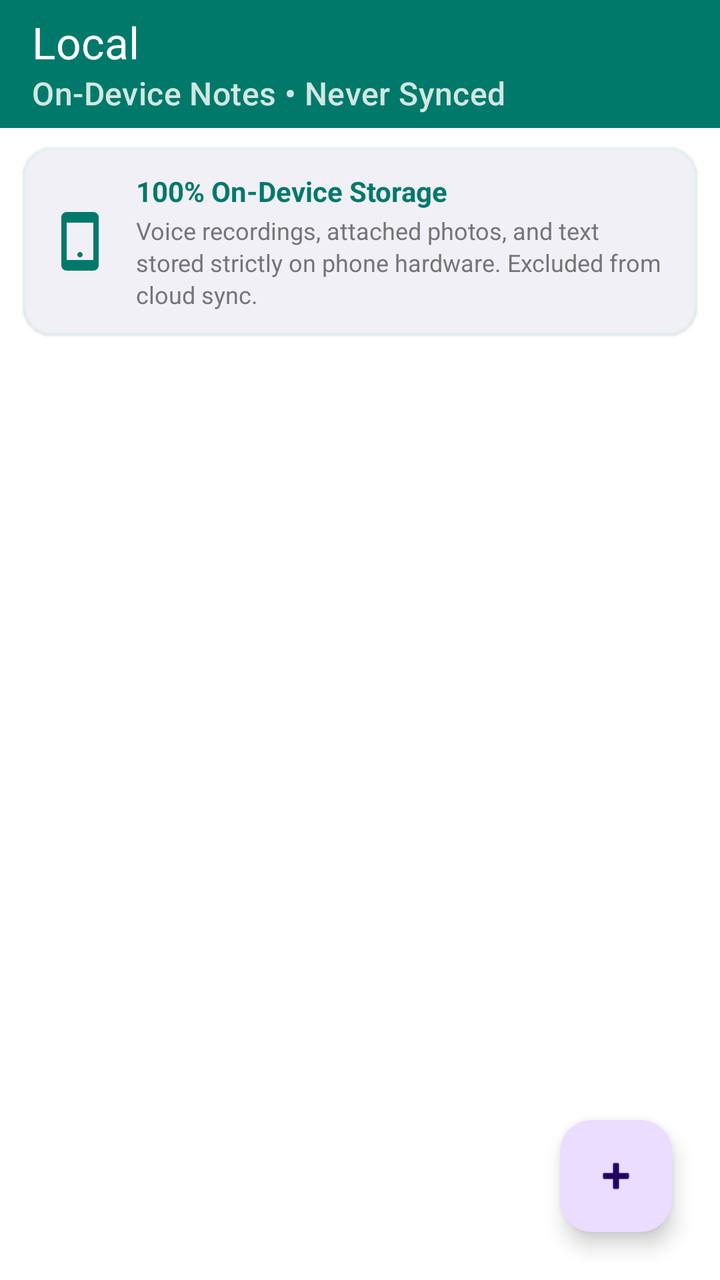
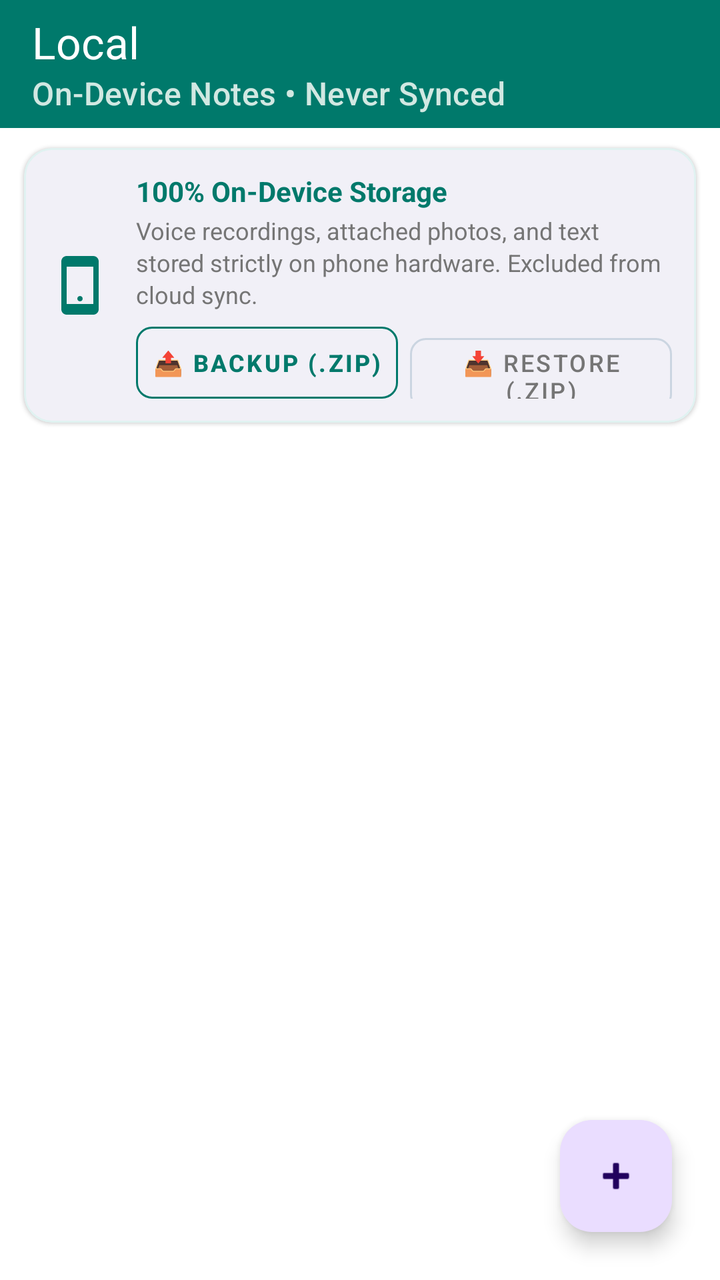

Compare the two renders of this Android layout. The source of the first and the diff that turns it into the second are given below.
<!-- AndroidManifest.xml: application theme Theme.AANO -->
<!-- res/layout/fragment_local.xml -->
<?xml version="1.0" encoding="utf-8"?>
<LinearLayout xmlns:android="http://schemas.android.com/apk/res/android"
    xmlns:app="http://schemas.android.com/apk/res-auto"
    xmlns:tools="http://schemas.android.com/tools"
    android:layout_width="match_parent"
    android:layout_height="match_parent"
    android:background="@color/surface"
    android:orientation="vertical">

    <com.google.android.material.appbar.MaterialToolbar
        android:id="@+id/toolbar"
        android:layout_width="match_parent"
        android:layout_height="?attr/actionBarSize"
        android:background="@color/brand"
        app:title="Local"
        app:subtitle="On-Device Notes • Never Synced"
        app:subtitleTextColor="#D1E8E2"
        app:titleTextColor="@color/surface" />

    
    <com.google.android.material.card.MaterialCardView
        android:layout_width="match_parent"
        android:layout_height="wrap_content"
        android:layout_marginHorizontal="12dp"
        android:layout_marginTop="10dp"
        android:layout_marginBottom="6dp"
        app:cardCornerRadius="14dp"
        app:cardElevation="1dp"
        app:strokeWidth="1dp"
        app:strokeColor="@color/brand_light">

        <LinearLayout
            android:layout_width="match_parent"
            android:layout_height="wrap_content"
            android:orientation="horizontal"
            android:gravity="center_vertical"
            android:padding="12dp">

            <ImageView
                android:layout_width="32dp"
                android:layout_height="32dp"
                android:src="@drawable/ic_local"
                app:tint="@color/brand"
                android:layout_marginEnd="12dp"
                android:contentDescription="Local Info" />

            <LinearLayout
                android:layout_width="0dp"
                android:layout_height="wrap_content"
                android:layout_weight="1"
                android:orientation="vertical">

                <TextView
                    android:layout_width="wrap_content"
                    android:layout_height="wrap_content"
                    android:text="100% On-Device Storage"
                    android:textColor="@color/brand"
                    android:textStyle="bold"
                    android:textSize="14sp" />

                <TextView
                    android:layout_width="wrap_content"
                    android:layout_height="wrap_content"
                    android:layout_marginTop="2dp"
                    android:text="Voice recordings, attached photos, and text stored strictly on phone hardware. Excluded from cloud sync."
                    android:textColor="@color/text_secondary"
                    android:textSize="12sp"
                    android:lineSpacingExtra="2dp" />
            </LinearLayout>
        </LinearLayout>
    </com.google.android.material.card.MaterialCardView>

    <FrameLayout
        android:layout_width="match_parent"
        android:layout_height="0dp"
        android:layout_weight="1">

        <androidx.recyclerview.widget.RecyclerView
            android:id="@+id/localNotesList"
            android:layout_width="match_parent"
            android:layout_height="match_parent"
            android:clipToPadding="false"
            android:paddingHorizontal="6dp"
            android:paddingTop="6dp"
            android:paddingBottom="88dp" />

        <TextView
            android:id="@+id/emptyView"
            android:layout_width="match_parent"
            android:layout_height="match_parent"
            android:gravity="center"
            android:padding="32dp"
            android:text="No local notes yet.\n\nTap + below to create a proof or on-device note combining text, photos &amp; voice memos."
            android:textAlignment="center"
            android:textColor="@color/text_secondary"
            android:textSize="15sp"
            android:lineSpacingExtra="4dp"
            android:visibility="gone" />

        <com.google.android.material.floatingactionbutton.FloatingActionButton
            android:id="@+id/fabAddLocal"
            android:layout_width="wrap_content"
            android:layout_height="wrap_content"
            android:layout_gravity="bottom|end"
            android:layout_margin="24dp"
            android:contentDescription="Add Local Note"
            app:srcCompat="@android:drawable/ic_input_add" />

    </FrameLayout>
</LinearLayout>
<!-- resources referenced by this layout -->
<resources>
  <color name="brand">#00796B</color>
  <color name="brand_light">#E0F2F1</color>
  <color name="surface">#FFFFFF</color>
  <color name="text_secondary">#757575</color>
  <!-- drawable ic_local (drawable) -->
  <vector xmlns:android="http://schemas.android.com/apk/res/android"
      android:width="24dp"
      android:height="24dp"
      android:viewportWidth="24"
      android:viewportHeight="24">
    <path
        android:fillColor="#FFFFFFFF"
        android:pathData="M17,1.01L7,1c-1.1,0 -2,0.9 -2,2v18c0,1.1 0.9,2 2,2h10c1.1,0 2,-0.9 2,-2V3c0,-1.1 -0.9,-1.99 -2,-1.99zM17,19H7V5h10v14zM12,18c0.55,0 1,-0.45 1,-1s-0.45,-1 -1,-1 -1,0.45 -1,1 0.45,1 1,1z"/>
  </vector>
  <style name="Theme.AANO" parent="Theme.Material3.DayNight.NoActionBar">
          <item name="colorPrimary">@color/brand</item>
          <item name="colorPrimaryDark">@color/brand_dark</item>
          <item name="colorOnPrimary">@color/surface</item>
          <item name="android:statusBarColor">@color/brand_dark</item>
      </style>
  <color name="brand_dark">#004D40</color>
</resources>

<!-- the commit's change to res/layout/fragment_local.xml (unified diff, before → after) -->
@@ -66,6 +66,46 @@
                     android:textColor="@color/text_secondary"
                     android:textSize="12sp"
                     android:lineSpacingExtra="2dp" />
+
+                
+                <LinearLayout
+                    android:layout_width="match_parent"
+                    android:layout_height="wrap_content"
+                    android:orientation="horizontal"
+                    android:layout_marginTop="8dp">
+
+                    <com.google.android.material.button.MaterialButton
+                        android:id="@+id/btnExportVault"
+                        style="@style/Widget.MaterialComponents.Button.OutlinedButton"
+                        android:layout_width="0dp"
+                        android:layout_height="36dp"
+                        android:layout_weight="1"
+                        android:layout_marginEnd="6dp"
+                        android:insetTop="0dp"
+                        android:insetBottom="0dp"
+                        android:paddingHorizontal="6dp"
+                        android:text="📤 Backup (.zip)"
+                        android:textColor="@color/brand"
+                        android:textSize="12sp"
+                        android:textStyle="bold"
+                        app:cornerRadius="8dp"
+                        app:strokeColor="@color/brand" />
+
+                    <com.google.android.material.button.MaterialButton
+                        android:id="@+id/btnRestoreVault"
+                        style="@style/Widget.MaterialComponents.Button.OutlinedButton"
+                        android:layout_width="0dp"
+                        android:layout_height="36dp"
+                        android:layout_weight="1"
+                        android:insetTop="0dp"
+                        android:insetBottom="0dp"
+                        android:paddingHorizontal="6dp"
+                        android:text="📥 Restore (.zip)"
+                        android:textColor="@color/text_secondary"
+                        android:textSize="12sp"
+                        app:cornerRadius="8dp"
+                        app:strokeColor="#CBD5E1" />
+                </LinearLayout>
             </LinearLayout>
         </LinearLayout>
     </com.google.android.material.card.MaterialCardView>
